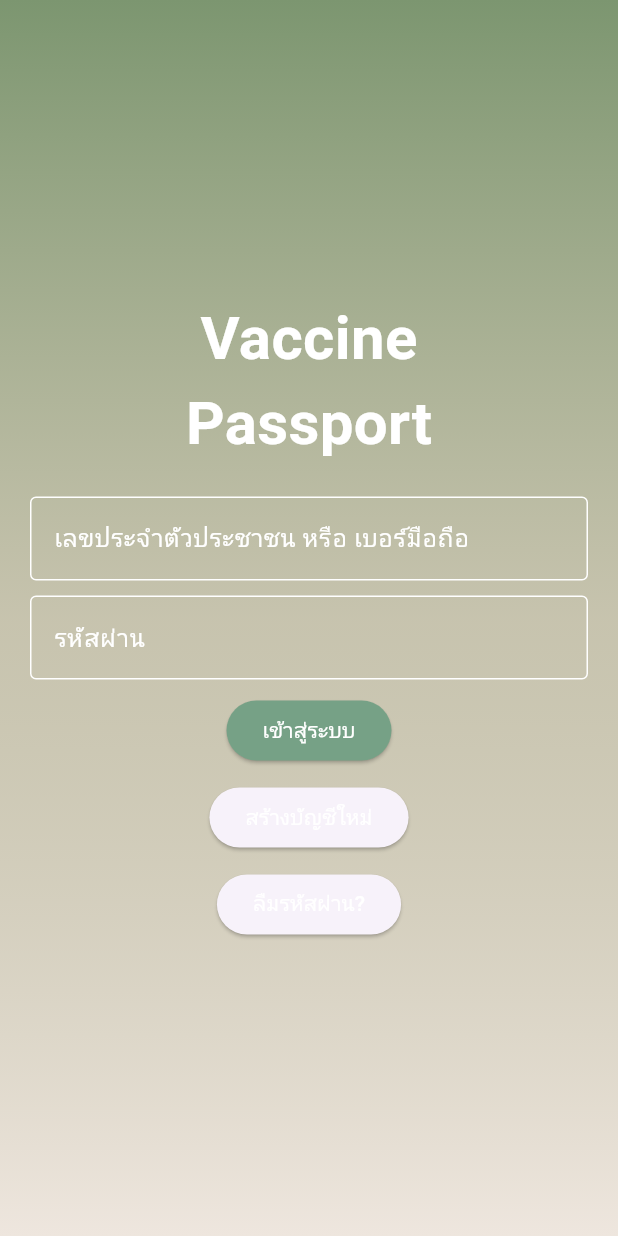
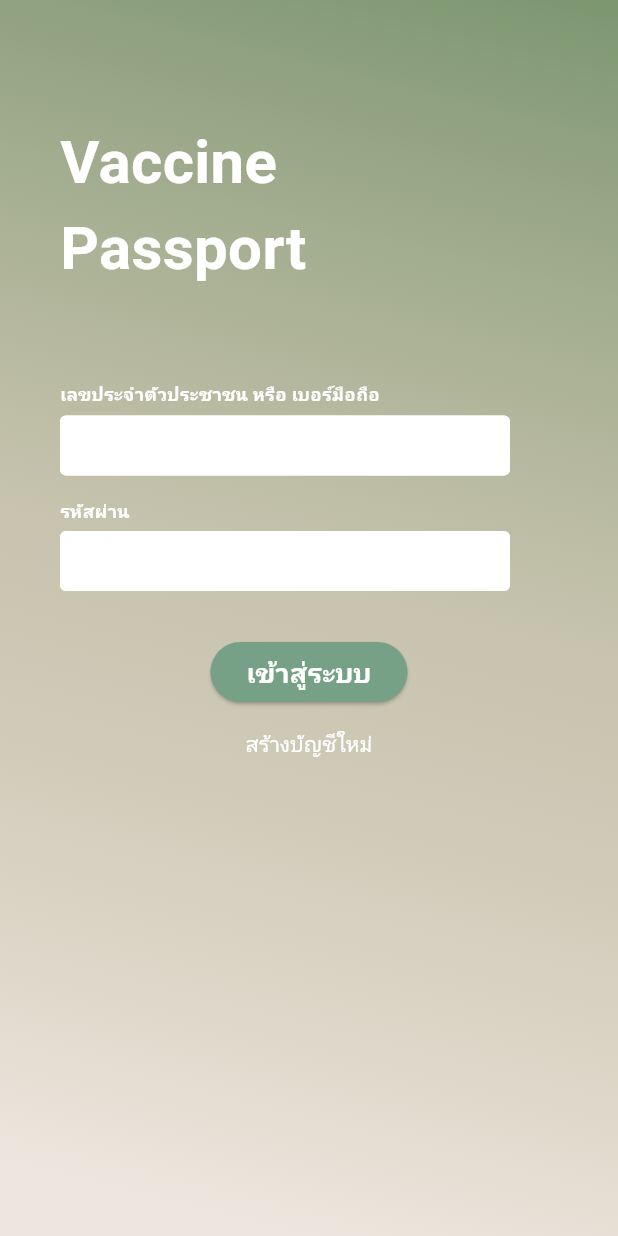
Before and after one commit to u6587051/DST66-1_ITDS283_MobileApplication, a Flutter app: the screen it shows after launch, on a phone screen of 412 x 824 dp. Run offline on Flutter 3.47's test engine with Material 3 defaults, Android fonts, the phone set to English and light mode, and no system bars; Roboto replaces fonts that are missing (Kanit).

Commit message:
Login Page Update

```diff
--- a/pj_vaccinepassport/lib/pages/Login_Page.dart
+++ b/pj_vaccinepassport/lib/pages/Login_Page.dart
@@ -7,17 +7,24 @@ class LogInPage extends StatelessWidget {
   Widget build(BuildContext context) {
     return Scaffold(
       body: Container(
+        alignment: Alignment.center,
         decoration: BoxDecoration(
           gradient: LinearGradient(
-            begin: Alignment.topCenter,
+            begin: Alignment.topRight,
             end: Alignment.bottomCenter,
             colors: [Color(0xFF7C9670), Color(0xB2AFAD8B), Color(0xFFEEE6DE)],
           ),
         ),
         child: Padding(
-          padding: const EdgeInsets.all(20.0),
+          padding: const EdgeInsets.only(top: 80),
           child: Column(
-            mainAxisAlignment: MainAxisAlignment.center,
+            children: [
+              Padding(
+                padding: const EdgeInsets.only(left: 40),
+                child: Align(
+                  alignment: Alignment.topLeft,
+                  child: Column(
+                    crossAxisAlignment: CrossAxisAlignment.start,
                     children: [
                       Text(
                         'Vaccine',
@@ -37,11 +44,37 @@ class LogInPage extends StatelessWidget {
                           fontWeight: FontWeight.bold,
                         ),
                       ),
-              SizedBox(height: 20),
-              TextField(
+                    ],
+                  ),
+                ),
+              ),
+              SizedBox(height: 60),
+              Padding(
+                padding: const EdgeInsets.only(left: 40),
+                child: Align(
+                  alignment: Alignment.topLeft,
+                  child: Column(
+                    crossAxisAlignment: CrossAxisAlignment.start,
+                    children: [
+                      Text(
+                        'เลขประจำตัวประชาชน หรือ เบอร์มือถือ',
+                        textAlign: TextAlign.left,
+                        style: TextStyle(
+                          color: Colors.white,
+                          fontSize: 12,
+                          fontFamily: 'Kanit',
+                          fontWeight: FontWeight.bold,
+                        ),
+                      ),
+                      SizedBox(height: 5),
+                      SizedBox(
+                        width: 300,
+                        height: 40,
+                        child: TextField(
                           decoration: InputDecoration(
-                  labelText: 'เลขประจำตัวประชาชน หรือ เบอร์มือถือ',
-                  labelStyle: TextStyle(color: Colors.white),
+                            fillColor: Colors.white,
+                            filled: true,
+                            labelStyle: TextStyle(color: Colors.black),
                             enabledBorder: OutlineInputBorder(
                               borderSide: BorderSide(color: Colors.white),
                             ),
@@ -49,14 +82,40 @@ class LogInPage extends StatelessWidget {
                               borderSide: BorderSide(color: Colors.white),
                             ),
                           ),
-                style: TextStyle(color: Colors.white),
+                          style: TextStyle(color: Colors.black),
                         ),
-              SizedBox(height: 10),
-              TextField(
-                obscureText: true,
+                      ),
+                    ],
+                  ),
+                ),
+              ),
+              SizedBox(height: 15),
+              Padding(
+                padding: const EdgeInsets.only(left: 40),
+                child: Align(
+                  alignment: Alignment.topLeft,
+                  child: Column(
+                    crossAxisAlignment: CrossAxisAlignment.start,
+                    children: [
+                      Text(
+                        'รหัสผ่าน',
+                        textAlign: TextAlign.left,
+                        style: TextStyle(
+                          color: Colors.white,
+                          fontSize: 12,
+                          fontFamily: 'Kanit',
+                          fontWeight: FontWeight.bold,
+                        ),
+                      ),
+                      SizedBox(height: 5),
+                      SizedBox(
+                        width: 300,
+                        height: 40,
+                        child: TextField(
                           decoration: InputDecoration(
-                  labelText: 'รหัสผ่าน',
-                  labelStyle: TextStyle(color: Colors.white),
+                            fillColor: Colors.white,
+                            filled: true,
+                            labelStyle: TextStyle(color: Colors.black),
                             enabledBorder: OutlineInputBorder(
                               borderSide: BorderSide(color: Colors.white),
                             ),
@@ -64,36 +123,41 @@ class LogInPage extends StatelessWidget {
                               borderSide: BorderSide(color: Colors.white),
                             ),
                           ),
-                style: TextStyle(color: Colors.white),
+                          style: TextStyle(color: Colors.black),
                         ),
-              SizedBox(height: 10),
+                      ),
+                    ],
+                  ),
+                ),
+              ),
+              SizedBox(height: 30),
               ElevatedButton(
                 onPressed: () {},
                 style: ElevatedButton.styleFrom(
-                  foregroundColor: Colors.white, backgroundColor: Color(0xFF76A186),
+                  primary: Color(0xFF76A186),
+                  onPrimary: Colors.white,
                 ),
-                child: Text('เข้าสู่ระบบ'),
+                child: Text(
+                  'เข้าสู่ระบบ',
+                  style: TextStyle(
+                    color: Colors.white,
+                    fontSize: 18,
+                    fontFamily: 'Kanit',
+                    fontWeight: FontWeight.bold,
                   ),
-              SizedBox(height: 10),
-              ElevatedButton(
-                onPressed: () {
-
-                },
+                ),
+              ),
+              Container(
+                alignment: Alignment.bottomCenter,
+                child: TextButton(
+                  onPressed: () {},
                   child: Text(
                     'สร้างบัญชีใหม่',
                     style: TextStyle(color: Colors.white),
                   ),
                 ),
+              ),
               SizedBox(height: 10),
-              ElevatedButton(
-                onPressed: () {
-
-                },
-                child: Text(
-                  'ลืมรหัสผ่าน?',
-                  style: TextStyle(color: Colors.white),
-                ),
-              ),
             ],
           ),
         ),
```
Lines whose indentation alone changed are shown as unchanged.
